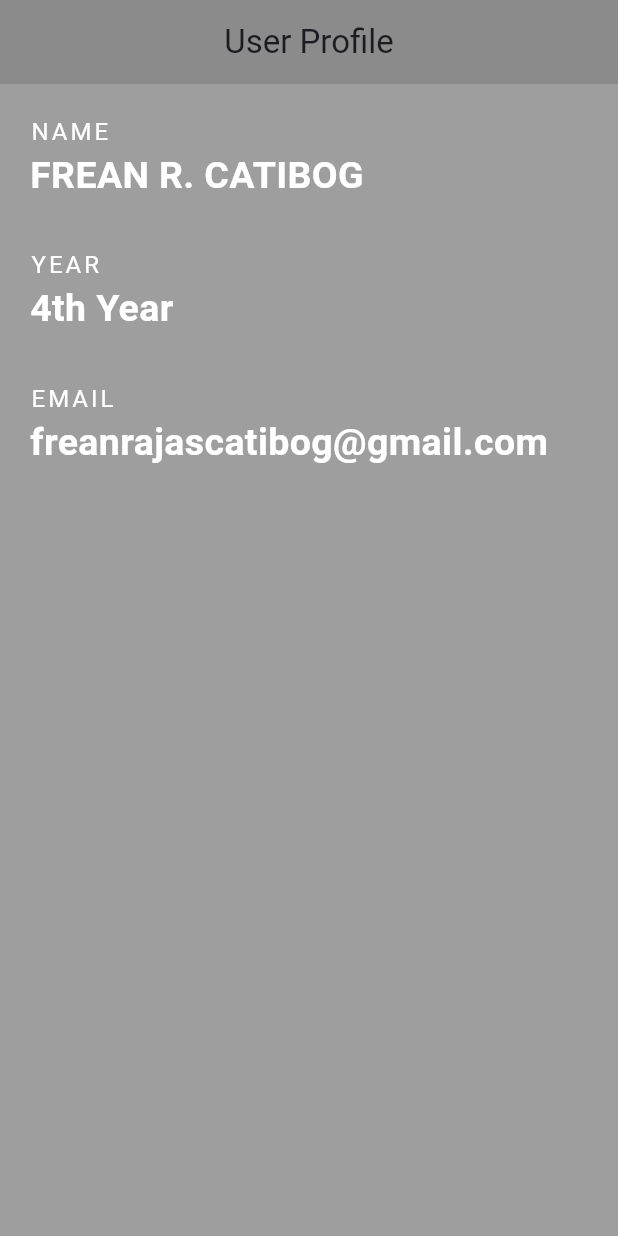
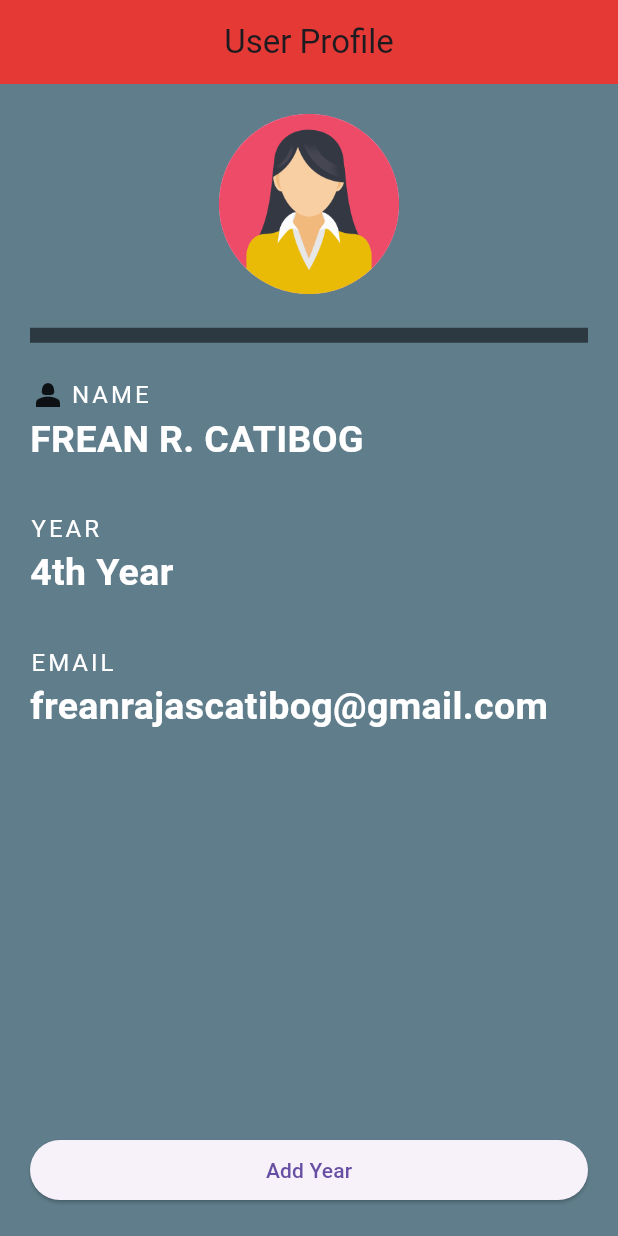
Before and after one commit to FREANCATIBOG/frontAnime, a Flutter app: the screen it shows after launch, on a phone screen of 412 x 824 dp. Run offline on Flutter 3.47's test engine with Material 3 defaults, Android fonts, the light colour scheme and no system bars.

Commit message:
edited and add profile picture

```diff
--- /dev/null
+++ b/lib/home.dart
@@ -0,0 +1,110 @@
+import 'package:flutter/material.dart';
+import 'package:untitled/home.dart';
+class Home extends StatelessWidget {
+  const Home({super.key});
+
+  @override
+  Widget build(BuildContext context) {
+    return Scaffold(
+      backgroundColor: Colors.blueGrey,
+      appBar: AppBar(
+        title: Text('User Profile'),
+        backgroundColor: Colors.red[600],
+        centerTitle: true,
+      ),
+      body:  Padding(
+        padding:EdgeInsets.all(20.0),
+        child: Column(
+          mainAxisAlignment: MainAxisAlignment.spaceBetween,
+          children: <Widget>[
+
+            Column(
+              crossAxisAlignment: CrossAxisAlignment.start,
+              children: <Widget>[
+                Center(
+                  child: CircleAvatar(
+                    child: Image.asset('assets/woman.png'),
+                    radius: 60.0,
+                  ),
+                ),
+                Divider(
+                  height: 55.0,
+                  color: Colors.black54,
+                  thickness: 10.0,
+                ),
+                Row(
+                  children: [
+                    Icon(
+                      Icons.person_2,
+                      color: Colors.black87,
+                    ),
+                    SizedBox(width: 3.0,),
+                    Text(
+                      'NAME',
+                      style: TextStyle(
+                        fontSize: 16.0,
+                        color: Colors.white,
+                        letterSpacing: 2.0,
+                      ),
+                    ),
+                  ],
+                ),
+                Text(
+                  'FREAN R. CATIBOG',
+                  style: TextStyle(
+                    fontWeight: FontWeight.bold,
+                    color: Colors.white,
+                    fontSize: 25.0,
+                  ),
+                ),
+                SizedBox(height: 30.0,),
+                Text(
+                  'YEAR',
+                  style: TextStyle(
+                    fontSize: 16.0,
+                    color: Colors.white,
+                    letterSpacing: 2.0,
+                  ),
+                ),
+                Text(
+                  '4th Year',
+                  style: TextStyle(
+                    fontWeight: FontWeight.bold,
+                    color: Colors.white,
+                    fontSize: 25.0,
+                  ),
+                ),
+                SizedBox(height: 30.0,),
+                Text(
+                  'EMAIL',
+                  style: TextStyle(
+                    fontSize: 16.0,
+                    color: Colors.white,
+                    letterSpacing: 2.0,
+                  ),
+                ),
+                Text(
+                  'freanrajascatibog@gmail.com',
+                  style: TextStyle(
+                    fontWeight: FontWeight.bold,
+                    color: Colors.white,
+                    fontSize: 25.0,
+                  ),
+                ),
+              ],
+            ),
+            Column(
+              crossAxisAlignment: CrossAxisAlignment.stretch,
+              children: [
+                ElevatedButton(
+                    onPressed: (){},
+                    child: Text('Add Year'),
+                ),
+              ],
+            ),
+          ],
+        ),
+      ),
+    );
+  }
+}
--- a/lib/main.dart
+++ b/lib/main.dart
@@ -1,70 +1,6 @@
 import 'package:flutter/material.dart';
+import 'package:untitled/home.dart';
 
 void main() => runApp (MaterialApp(
-    home:Scaffold(
-      backgroundColor: Colors.grey,
-     appBar: AppBar(
-       title: Text('User Profile'),
-       backgroundColor: Colors.black12,
-       centerTitle: true,
-     ),
-      body: const Padding(
-        padding:EdgeInsets.all(20.0),
-        child: Column(
-          crossAxisAlignment: CrossAxisAlignment.start,
-          children: <Widget>[
-            Text(
-              'NAME',
-              style: TextStyle(
-                fontSize: 16.0,
-                color: Colors.white,
-                letterSpacing: 2.0,
-              ),
-            ),
-            Text(
-              'FREAN R. CATIBOG',
-              style: TextStyle(
-                fontWeight: FontWeight.bold,
-                color: Colors.white,
-                fontSize: 25.0,
-              ),
-            ),
-            SizedBox(height: 30.0,),
-            Text(
-              'YEAR',
-              style: TextStyle(
-                fontSize: 16.0,
-                color: Colors.white,
-                letterSpacing: 2.0,
-              ),
-            ),
-            Text(
-              '4th Year',
-              style: TextStyle(
-                fontWeight: FontWeight.bold,
-                color: Colors.white,
-                fontSize: 25.0,
-              ),
-            ),
-            SizedBox(height: 30.0,),
-            Text(
-              'EMAIL',
-              style: TextStyle(
-                fontSize: 16.0,
-                color: Colors.white,
-                letterSpacing: 2.0,
-              ),
-            ),
-            Text(
-              'freanrajascatibog@gmail.com',
-              style: TextStyle(
-                fontWeight: FontWeight.bold,
-                color: Colors.white,
-                fontSize: 25.0,
-              ),
-            ),
-          ],
-        ),
-      ),
-    ),
+    home: Home(),
   ));
--- a/pubspec.yaml
+++ b/pubspec.yaml
@@ -59,8 +59,8 @@ flutter:
   uses-material-design: true
 
   # To add assets to your application, add an assets section, like this:
-  # assets:
-  #   - images/a_dot_burr.jpeg
+  assets:
+    - assets/
   #   - images/a_dot_ham.jpeg
 
   # An image asset can refer to one or more resolution-specific "variants", see
```
Also changed, not shown: assets/woman.png (added).
